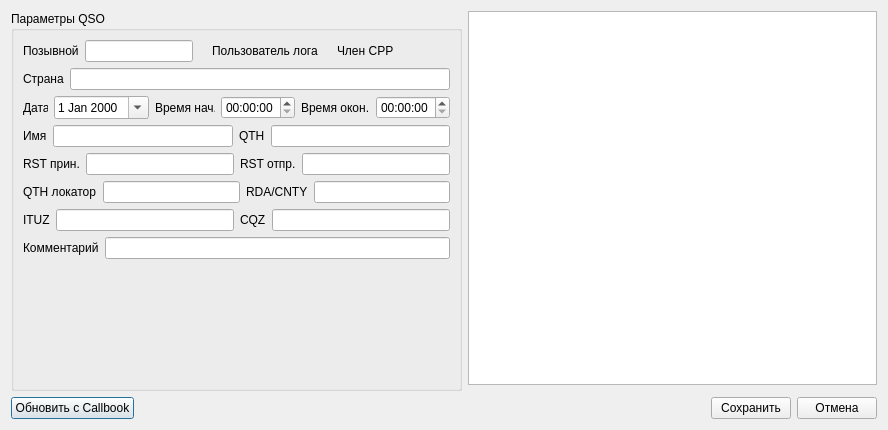
Before: the Qt Designer form qsoedit.ui in qsosu/logger, drawn with Qt 5.
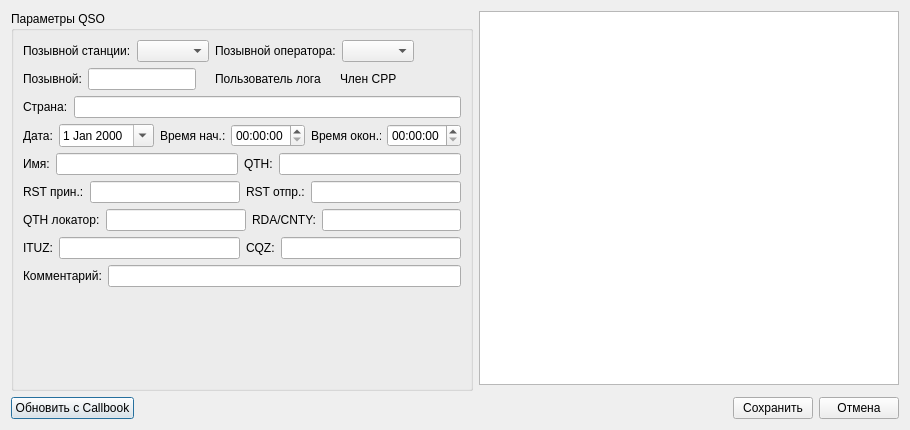
After: the same form once the commit is applied. Icons and pictures are not drawn.

The edit to the form file:
```diff
--- a/qsoedit.ui
+++ b/qsoedit.ui
@@ -6,7 +6,7 @@
    <rect>
     <x>0</x>
     <y>0</y>
-    <width>888</width>
+    <width>910</width>
     <height>430</height>
    </rect>
   </property>
@@ -86,7 +86,7 @@
      </item>
     </layout>
    </item>
-   <item row="0" column="0" rowspan="2" alignment="Qt::AlignTop">
+   <item row="0" column="0" rowspan="2">
     <widget class="QGroupBox" name="groupBox">
      <property name="sizePolicy">
       <sizepolicy hsizetype="Fixed" vsizetype="Preferred">
@@ -96,7 +96,7 @@
      </property>
      <property name="minimumSize">
       <size>
-       <width>420</width>
+       <width>450</width>
        <height>380</height>
       </size>
      </property>
@@ -110,73 +110,12 @@
       <string>Параметры QSO</string>
      </property>
      <layout class="QGridLayout" name="gridLayout_2">
-      <item row="0" column="0">
-       <layout class="QHBoxLayout" name="horizontalLayout">
-        <item>
-         <widget class="QLabel" name="label_13">
-          <property name="text">
-           <string>Позывной</string>
-          </property>
-         </widget>
-        </item>
-        <item>
-         <widget class="QLineEdit" name="CalsignlineEdit"/>
-        </item>
-        <item>
-         <widget class="QLabel" name="QSOSUUserIcon">
-          <property name="text">
-           <string/>
-          </property>
-          <property name="pixmap">
-           <pixmap resource="resources.qrc">:/resources/images/loguser.png</pixmap>
-          </property>
-         </widget>
-        </item>
-        <item>
-         <widget class="QLabel" name="QSOSUUserLabel">
-          <property name="text">
-           <string>Пользователь лога</string>
-          </property>
-         </widget>
-        </item>
-        <item>
-         <widget class="QLabel" name="SRRUserIcon">
-          <property name="text">
-           <string/>
-          </property>
-          <property name="pixmap">
-           <pixmap resource="resources.qrc">:/resources/images/srr_user.png</pixmap>
-          </property>
-         </widget>
-        </item>
-        <item>
-         <widget class="QLabel" name="SRRUserLabel">
-          <property name="text">
-           <string>Член СРР</string>
-          </property>
-         </widget>
-        </item>
-        <item>
-         <spacer name="horizontalSpacer_2">
-          <property name="orientation">
-           <enum>Qt::Horizontal</enum>
-          </property>
-          <property name="sizeHint" stdset="0">
-           <size>
-            <width>40</width>
-            <height>20</height>
-           </size>
-          </property>
-         </spacer>
-        </item>
-       </layout>
-      </item>
-      <item row="1" column="0">
+      <item row="2" column="0">
        <layout class="QHBoxLayout" name="horizontalLayout_11">
         <item>
          <widget class="QLabel" name="label_19">
           <property name="text">
-           <string>Страна</string>
+           <string>Страна:</string>
           </property>
          </widget>
         </item>
@@ -185,68 +124,12 @@
         </item>
        </layout>
       </item>
-      <item row="2" column="0">
-       <layout class="QHBoxLayout" name="horizontalLayout_9">
-        <item>
-         <widget class="QLabel" name="label">
-          <property name="maximumSize">
-           <size>
-            <width>25</width>
-            <height>16777215</height>
-           </size>
-          </property>
-          <property name="text">
-           <string>Дата</string>
-          </property>
-         </widget>
-        </item>
-        <item>
-         <widget class="QDateEdit" name="dateEdit">
-          <property name="calendarPopup">
-           <bool>true</bool>
-          </property>
-         </widget>
-        </item>
-        <item>
-         <widget class="QLabel" name="label_2">
-          <property name="maximumSize">
-           <size>
-            <width>60</width>
-            <height>16777215</height>
-           </size>
-          </property>
-          <property name="text">
-           <string>Время нач.</string>
-          </property>
-         </widget>
-        </item>
-        <item>
-         <widget class="QTimeEdit" name="qso_timeStartEdit"/>
-        </item>
-        <item>
-         <widget class="QLabel" name="label_14">
-          <property name="maximumSize">
-           <size>
-            <width>70</width>
-            <height>16777215</height>
-           </size>
-          </property>
-          <property name="text">
-           <string>Время окон.</string>
-          </property>
-         </widget>
-        </item>
-        <item>
-         <widget class="QTimeEdit" name="QSO_timeEndEdit"/>
-        </item>
-       </layout>
-      </item>
       <item row="7" column="0">
        <layout class="QHBoxLayout" name="horizontalLayout_10">
         <item>
          <widget class="QLabel" name="label_17">
           <property name="text">
-           <string>ITUZ</string>
+           <string>ITUZ:</string>
           </property>
          </widget>
         </item>
@@ -256,7 +139,7 @@
         <item>
          <widget class="QLabel" name="label_18">
           <property name="text">
-           <string>CQZ</string>
+           <string>CQZ:</string>
           </property>
          </widget>
         </item>
@@ -265,54 +148,6 @@
         </item>
        </layout>
       </item>
-      <item row="5" column="0">
-       <layout class="QHBoxLayout" name="horizontalLayout_5">
-        <item>
-         <widget class="QLabel" name="label_10">
-          <property name="text">
-           <string>QTH локатор</string>
-          </property>
-         </widget>
-        </item>
-        <item>
-         <widget class="QLineEdit" name="qthloc_lineEdit"/>
-        </item>
-        <item>
-         <widget class="QLabel" name="label_11">
-          <property name="text">
-           <string>RDA/CNTY</string>
-          </property>
-         </widget>
-        </item>
-        <item>
-         <widget class="QLineEdit" name="rda_lineEdit"/>
-        </item>
-       </layout>
-      </item>
-      <item row="3" column="0">
-       <layout class="QHBoxLayout" name="horizontalLayout_3">
-        <item>
-         <widget class="QLabel" name="label_8">
-          <property name="text">
-           <string>Имя</string>
-          </property>
-         </widget>
-        </item>
-        <item>
-         <widget class="QLineEdit" name="name_lineEdit"/>
-        </item>
-        <item>
-         <widget class="QLabel" name="label_9">
-          <property name="text">
-           <string>QTH</string>
-          </property>
-         </widget>
-        </item>
-        <item>
-         <widget class="QLineEdit" name="qth_lineEdit"/>
-        </item>
-       </layout>
-      </item>
       <item row="8" column="0">
        <layout class="QHBoxLayout" name="horizontalLayout_7">
         <property name="sizeConstraint">
@@ -321,7 +156,7 @@
         <item>
          <widget class="QLabel" name="label_12">
           <property name="text">
-           <string>Комментарий</string>
+           <string>Комментарий:</string>
           </property>
          </widget>
         </item>
@@ -331,11 +166,128 @@
        </layout>
       </item>
       <item row="4" column="0">
+       <layout class="QHBoxLayout" name="horizontalLayout_3">
+        <item>
+         <widget class="QLabel" name="label_8">
+          <property name="text">
+           <string>Имя:</string>
+          </property>
+         </widget>
+        </item>
+        <item>
+         <widget class="QLineEdit" name="name_lineEdit"/>
+        </item>
+        <item>
+         <widget class="QLabel" name="label_9">
+          <property name="text">
+           <string>QTH:</string>
+          </property>
+         </widget>
+        </item>
+        <item>
+         <widget class="QLineEdit" name="qth_lineEdit"/>
+        </item>
+       </layout>
+      </item>
+      <item row="0" column="0">
+       <layout class="QHBoxLayout" name="horizontalLayout_2">
+        <item>
+         <widget class="QLabel" name="label_3">
+          <property name="text">
+           <string>Позывной станции:</string>
+          </property>
+         </widget>
+        </item>
+        <item>
+         <widget class="QComboBox" name="StationComboBox"/>
+        </item>
+        <item>
+         <widget class="QLabel" name="label_4">
+          <property name="text">
+           <string>Позывной оператора:</string>
+          </property>
+         </widget>
+        </item>
+        <item>
+         <widget class="QComboBox" name="OperatorComboBox"/>
+        </item>
+        <item>
+         <spacer name="horizontalSpacer_3">
+          <property name="orientation">
+           <enum>Qt::Horizontal</enum>
+          </property>
+          <property name="sizeHint" stdset="0">
+           <size>
+            <width>40</width>
+            <height>20</height>
+           </size>
+          </property>
+         </spacer>
+        </item>
+       </layout>
+      </item>
+      <item row="3" column="0">
+       <layout class="QHBoxLayout" name="horizontalLayout_9">
+        <item>
+         <widget class="QLabel" name="label">
+          <property name="maximumSize">
+           <size>
+            <width>30</width>
+            <height>16777215</height>
+           </size>
+          </property>
+          <property name="text">
+           <string>Дата:</string>
+          </property>
+         </widget>
+        </item>
+        <item>
+         <widget class="QDateEdit" name="dateEdit">
+          <property name="calendarPopup">
+           <bool>true</bool>
+          </property>
+         </widget>
+        </item>
+        <item>
+         <widget class="QLabel" name="label_2">
+          <property name="maximumSize">
+           <size>
+            <width>65</width>
+            <height>16777215</height>
+           </size>
+          </property>
+          <property name="text">
+           <string>Время нач.:</string>
+          </property>
+         </widget>
+        </item>
+        <item>
+         <widget class="QTimeEdit" name="qso_timeStartEdit"/>
+        </item>
+        <item>
+         <widget class="QLabel" name="label_14">
+          <property name="maximumSize">
+           <size>
+            <width>70</width>
+            <height>16777215</height>
+           </size>
+          </property>
+          <property name="text">
+           <string>Время окон.:</string>
+          </property>
+         </widget>
+        </item>
+        <item>
+         <widget class="QTimeEdit" name="QSO_timeEndEdit"/>
+        </item>
+       </layout>
+      </item>
+      <item row="5" column="0">
        <layout class="QHBoxLayout" name="horizontalLayout_4">
         <item>
          <widget class="QLabel" name="label_6">
           <property name="text">
-           <string>RST прин.</string>
+           <string>RST прин.:</string>
           </property>
          </widget>
         </item>
@@ -345,7 +297,7 @@
         <item>
          <widget class="QLabel" name="label_7">
           <property name="text">
-           <string>RST отпр.</string>
+           <string>RST отпр.:</string>
           </property>
          </widget>
         </item>
@@ -354,6 +306,91 @@
         </item>
        </layout>
       </item>
+      <item row="1" column="0">
+       <layout class="QHBoxLayout" name="horizontalLayout">
+        <item>
+         <widget class="QLabel" name="label_13">
+          <property name="text">
+           <string>Позывной:</string>
+          </property>
+         </widget>
+        </item>
+        <item>
+         <widget class="QLineEdit" name="CalsignlineEdit"/>
+        </item>
+        <item>
+         <widget class="QLabel" name="QSOSUUserIcon">
+          <property name="text">
+           <string/>
+          </property>
+          <property name="pixmap">
+           <pixmap resource="resources.qrc">:/resources/images/loguser.png</pixmap>
+          </property>
+         </widget>
+        </item>
+        <item>
+         <widget class="QLabel" name="QSOSUUserLabel">
+          <property name="text">
+           <string>Пользователь лога</string>
+          </property>
+         </widget>
+        </item>
+        <item>
+         <widget class="QLabel" name="SRRUserIcon">
+          <property name="text">
+           <string/>
+          </property>
+          <property name="pixmap">
+           <pixmap resource="resources.qrc">:/resources/images/srr_user.png</pixmap>
+          </property>
+         </widget>
+        </item>
+        <item>
+         <widget class="QLabel" name="SRRUserLabel">
+          <property name="text">
+           <string>Член СРР</string>
+          </property>
+         </widget>
+        </item>
+        <item>
+         <spacer name="horizontalSpacer_2">
+          <property name="orientation">
+           <enum>Qt::Horizontal</enum>
+          </property>
+          <property name="sizeHint" stdset="0">
+           <size>
+            <width>40</width>
+            <height>20</height>
+           </size>
+          </property>
+         </spacer>
+        </item>
+       </layout>
+      </item>
+      <item row="6" column="0">
+       <layout class="QHBoxLayout" name="horizontalLayout_5">
+        <item>
+         <widget class="QLabel" name="label_10">
+          <property name="text">
+           <string>QTH локатор:</string>
+          </property>
+         </widget>
+        </item>
+        <item>
+         <widget class="QLineEdit" name="qthloc_lineEdit"/>
+        </item>
+        <item>
+         <widget class="QLabel" name="label_11">
+          <property name="text">
+           <string>RDA/CNTY:</string>
+          </property>
+         </widget>
+        </item>
+        <item>
+         <widget class="QLineEdit" name="rda_lineEdit"/>
+        </item>
+       </layout>
+      </item>
       <item row="9" column="0">
        <spacer name="verticalSpacer">
         <property name="orientation">
```
